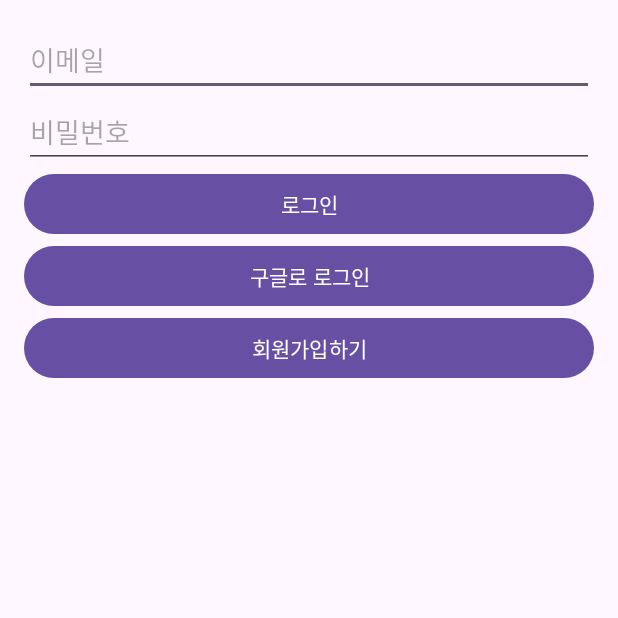
After one commit to eldeoddt/hi-weather, an Android app: the LoginActivity screen opened directly, with no data from a screen before it, on a phone screen of 412 x 824 dp, the top half of it. The commit adds this screen. Run offline under Robolectric (Android 15) with nearby library versions, the phone set to English and light mode, and no system bars.

Commit message:
[FEAT] 새로고침, 로그인 페이지 추가 #1

```diff
--- /dev/null
+++ b/app/src/main/java/com/example/hiweather_aos/Activity/LoginActivity.kt
@@ -0,0 +1,48 @@
+package com.example.hiweather_aos.Activity
+
+import android.os.Bundle
+import android.widget.Toast
+import androidx.appcompat.app.AppCompatActivity
+import com.example.hiweather_aos.R
+import com.example.hiweather_aos.databinding.ActivityLoginBinding
+
+class LoginActivity : AppCompatActivity() {
+    lateinit var binding: ActivityLoginBinding
+    override fun onCreate(savedInstanceState: Bundle?) {
+        super.onCreate(savedInstanceState)
+        binding = ActivityLoginBinding.inflate(layoutInflater)
+        setContentView(binding.root)
+
+        binding.btnLogin.setOnClickListener {
+            // 이메일과 비밀번호를 가져와서 로그인 처리
+            val email = binding.etEmail.text.toString()
+            val password = binding.etPassword.text.toString()
+            // 로그인 로직 구현
+            if (login(email, password)) {
+                // 로그인 성공
+                val sharedPreferences = getSharedPreferences("user_prefs", MODE_PRIVATE)
+                val editor = sharedPreferences.edit()
+                editor.putBoolean("is_logged_in", true)
+                editor.apply()
+                finish()
+            } else {
+                Toast.makeText(this, "로그인 실패", Toast.LENGTH_SHORT).show()
+            }
+        }
+
+        // 구글 로그인 로직
+        binding.btnGoogleLogin.setOnClickListener {
+
+        }
+
+        // 회원가입 페이지로 이동
+        binding.btnRegister.setOnClickListener {
+
+        }
+    }
+
+    private fun login(email: String, password: String): Boolean {
+        // 실제 로그인 로직 구현
+        return email == "test@example.com" && password == "password"
+    }
+}
--- a/app/src/main/java/com/example/hiweather_aos/MainActivity.kt
+++ b/app/src/main/java/com/example/hiweather_aos/MainActivity.kt
@@ -29,6 +29,7 @@ class MainActivity : AppCompatActivity() {
 
         val adapter = ViewPagerAdapter(this, fragments)
         viewPager.adapter = adapter
+        viewPager.isUserInputEnabled = false
 
         viewPager.registerOnPageChangeCallback(object : ViewPager2.OnPageChangeCallback() {
             override fun onPageSelected(position: Int) {
--- a/app/src/main/java/com/example/hiweather_aos/RvWeatherService/WeatherAdapter.kt
+++ b/app/src/main/java/com/example/hiweather_aos/RvWeatherService/WeatherAdapter.kt
@@ -39,7 +39,7 @@ class WeatherAdapter(private val weatherList: List<WeatherItem>) :
             4 -> holder.sky.setBackgroundResource(R.drawable.ic_dim) // Replace with your dim image resource
             else -> holder.sky.setBackgroundResource(R.drawable.ic_sun) // Replace with your default image resource
         }
-        holder.time.text = weatherItem.time
+        holder.time.text = "${weatherItem.time.substring(0, 1)}시"
         holder.tmp.text = weatherItem.tmp
         holder.pop.text = weatherItem.pop
         holder.pty.text = weatherItem.pty
--- /dev/null
+++ b/app/src/main/res/layout/activity_login.xml
@@ -0,0 +1,38 @@
+<?xml version="1.0" encoding="utf-8"?>
+<LinearLayout xmlns:android="http://schemas.android.com/apk/res/android"
+    android:layout_width="match_parent"
+    android:layout_height="match_parent"
+    android:orientation="vertical"
+    android:padding="16dp">
+
+    <EditText
+        android:id="@+id/et_email"
+        android:layout_width="match_parent"
+        android:layout_height="wrap_content"
+        android:hint="이메일" />
+
+    <EditText
+        android:id="@+id/et_password"
+        android:layout_width="match_parent"
+        android:layout_height="wrap_content"
+        android:hint="비밀번호"
+        android:inputType="textPassword" />
+
+    <Button
+        android:id="@+id/btn_login"
+        android:layout_width="match_parent"
+        android:layout_height="wrap_content"
+        android:text="로그인" />
+
+    <Button
+        android:id="@+id/btn_google_login"
+        android:layout_width="match_parent"
+        android:layout_height="wrap_content"
+        android:text="구글로 로그인" />
+
+    <Button
+        android:id="@+id/btn_register"
+        android:layout_width="match_parent"
+        android:layout_height="wrap_content"
+        android:text="회원가입하기" />
+</LinearLayout>
--- a/app/src/main/res/xml/preferences.xml
+++ b/app/src/main/res/xml/preferences.xml
@@ -1,5 +1,11 @@
 <?xml version="1.0" encoding="utf-8"?>
 <PreferenceScreen xmlns:android="http://schemas.android.com/apk/res/android">
+
+<!--    login -->
+    <Preference
+        android:key="login_preference"
+        android:title="로그인"
+        android:summary="로그인하거나 로그아웃합니다." />
 
     <SwitchPreferenceCompat
         android:key="example_switch"
```
Also changed, not shown: app/build.gradle.kts (+29 -0 lines), app/src/main/AndroidManifest.xml (+16 -0 lines), app/src/main/java/com/example/hiweather_aos/Activity/LogoutConfirmationActivity.kt (added, +28 -0 lines), app/src/main/java/com/example/hiweather_aos/HomeFragment.kt (+22 -3 lines), app/src/main/java/com/example/hiweather_aos/SettingFragment.kt (+41 -18 lines), app/src/main/res/layout/activity_logout_confirmation.xml (added, +18 -0 lines), build.gradle.kts (+8 -0 lines).
